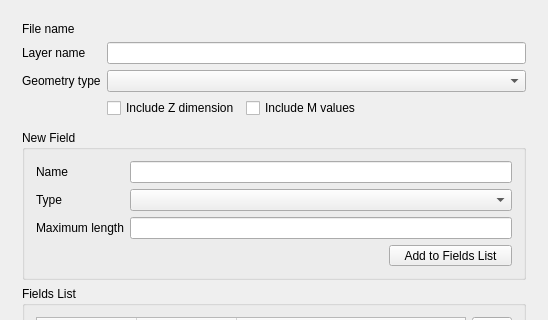
Before: the Qt Designer form src/ui/qgsnewgeopackagelayerdialogbase.ui in qgis/QGIS, drawn with Qt 5; both pictures show x 0 to 548 and y 0 to 320 of the 548 by 771 pixel window.
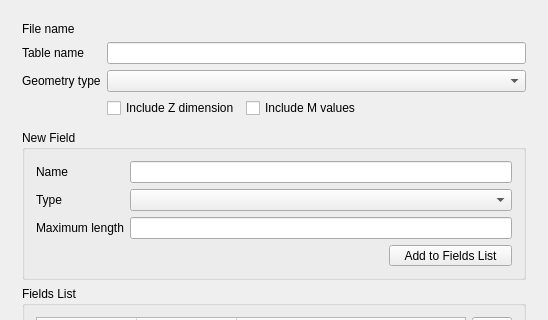
After: the same form once the commit is applied. Icons and pictures are not drawn. Custom widgets are drawn as their Qt base class.

Commit message: There were rollbacked field File Name to Connection in qgsgeopackageprojectstoragedialog.cpp, Layer Name to Table name in qgsnewgeopackagelayerdialog

```diff
--- a/src/ui/qgsnewgeopackagelayerdialogbase.ui
+++ b/src/ui/qgsnewgeopackagelayerdialogbase.ui
@@ -449,7 +449,7 @@
          <item row="1" column="0">
           <widget class="QLabel" name="mLayerNameLabel">
            <property name="text">
-            <string>Layer name</string>
+            <string>Table name</string>
            </property>
            <property name="buddy">
             <cstring>mLayerIdentifierEdit</cstring>
```
Left out of the diff: 6 changed lines with no effect on the pictures. The commit also changes 4 other files.
